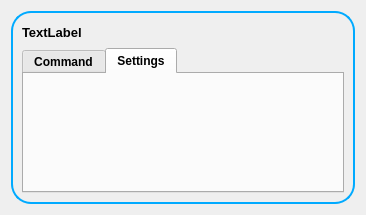
Above: sliderW.ui from devlabnet/YASP before the change. Below: the same form after it.
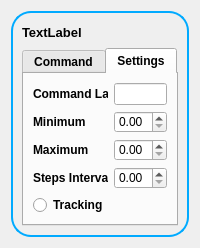
That is the form after the change. The open tabs and pages were chosen to show the change. Icons and pictures are not drawn. Custom widgets are drawn as their Qt base class.

Commit message: 26/03/2019 at 10:57:25  / working on ...  M dialW.ui  M dialw.cpp  M dialw.h  M sliderW.ui  M sliderw.cpp  M sliderw.h  M widgetsarealayout.cpp  M widgetsarealayout.h RM widgetsWindow.ui -> widgetswindow.ui  M yasp.pro  M yasp.pro.user

```diff
--- a/sliderW.ui
+++ b/sliderW.ui
@@ -6,16 +6,34 @@
    <rect>
     <x>0</x>
     <y>0</y>
-    <width>350</width>
-    <height>214</height>
+    <width>200</width>
+    <height>248</height>
    </rect>
   </property>
+  <property name="sizePolicy">
+   <sizepolicy hsizetype="MinimumExpanding" vsizetype="Preferred">
+    <horstretch>0</horstretch>
+    <verstretch>0</verstretch>
+   </sizepolicy>
+  </property>
+  <property name="minimumSize">
+   <size>
+    <width>200</width>
+    <height>248</height>
+   </size>
+  </property>
   <property name="windowTitle">
    <string>Slider Widget</string>
   </property>
   <layout class="QVBoxLayout" name="verticalLayout">
    <item>
     <widget class="QFrame" name="frame">
+     <property name="sizePolicy">
+      <sizepolicy hsizetype="MinimumExpanding" vsizetype="Preferred">
+       <horstretch>0</horstretch>
+       <verstretch>0</verstretch>
+      </sizepolicy>
+     </property>
      <property name="font">
       <font>
        <family>Tahoma</family>
@@ -63,9 +81,12 @@
           <property name="orientation">
            <enum>Qt::Horizontal</enum>
           </property>
+          <property name="sizeType">
+           <enum>QSizePolicy::MinimumExpanding</enum>
+          </property>
           <property name="sizeHint" stdset="0">
            <size>
-            <width>40</width>
+            <width>10</width>
             <height>20</height>
            </size>
           </property>
@@ -100,7 +121,7 @@
           </property>
           <property name="sizeHint" stdset="0">
            <size>
-            <width>20</width>
+            <width>10</width>
             <height>20</height>
            </size>
           </property>
@@ -176,10 +197,102 @@
           </item>
          </layout>
         </widget>
-        <widget class="QWidget" name="tab_2">
+        <widget class="QWidget" name="tabSettings">
+         <property name="sizePolicy">
+          <sizepolicy hsizetype="MinimumExpanding" vsizetype="Preferred">
+           <horstretch>0</horstretch>
+           <verstretch>0</verstretch>
+          </sizepolicy>
+         </property>
          <attribute name="title">
           <string>Settings</string>
          </attribute>
+         <layout class="QFormLayout" name="formLayout">
+          <item row="0" column="0">
+           <widget class="QLabel" name="label_3">
+            <property name="font">
+             <font>
+              <weight>75</weight>
+              <bold>true</bold>
+             </font>
+            </property>
+            <property name="text">
+             <string>Command Label</string>
+            </property>
+           </widget>
+          </item>
+          <item row="0" column="1">
+           <widget class="QLineEdit" name="cmdLabel">
+            <property name="sizePolicy">
+             <sizepolicy hsizetype="MinimumExpanding" vsizetype="Fixed">
+              <horstretch>0</horstretch>
+              <verstretch>0</verstretch>
+             </sizepolicy>
+            </property>
+           </widget>
+          </item>
+          <item row="1" column="0">
+           <widget class="QLabel" name="Min">
+            <property name="font">
+             <font>
+              <weight>75</weight>
+              <bold>true</bold>
+             </font>
+            </property>
+            <property name="text">
+             <string>Minimum</string>
+            </property>
+           </widget>
+          </item>
+          <item row="1" column="1">
+           <widget class="QDoubleSpinBox" name="doubleSpinBox"/>
+          </item>
+          <item row="2" column="0">
+           <widget class="QLabel" name="Max">
+            <property name="font">
+             <font>
+              <weight>75</weight>
+              <bold>true</bold>
+             </font>
+            </property>
+            <property name="text">
+             <string>Maximum</string>
+            </property>
+           </widget>
+          </item>
+          <item row="2" column="1">
+           <widget class="QDoubleSpinBox" name="doubleSpinBox_2"/>
+          </item>
+          <item row="3" column="0">
+           <widget class="QLabel" name="Step">
+            <property name="font">
+             <font>
+              <weight>75</weight>
+              <bold>true</bold>
+             </font>
+            </property>
+            <property name="text">
+             <string>Steps Interval</string>
+            </property>
+           </widget>
+          </item>
+          <item row="3" column="1">
+           <widget class="QDoubleSpinBox" name="doubleSpinBox_3"/>
+          </item>
+          <item row="4" column="0">
+           <widget class="QRadioButton" name="Tracking">
+            <property name="font">
+             <font>
+              <weight>75</weight>
+              <bold>true</bold>
+             </font>
+            </property>
+            <property name="text">
+             <string>Tracking</string>
+            </property>
+           </widget>
+          </item>
+         </layout>
         </widget>
        </widget>
       </item>
```
Left out of the diff: 56 changed lines with no effect on the pictures. The commit also changes 10 other files.
